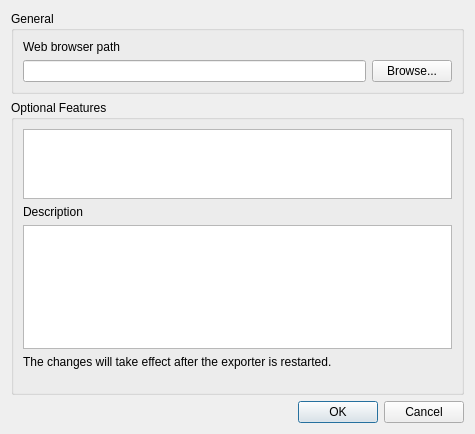
Qt form gui/ui/settingsdialog.ui (minorua/Qgis2threejs) before a commit.
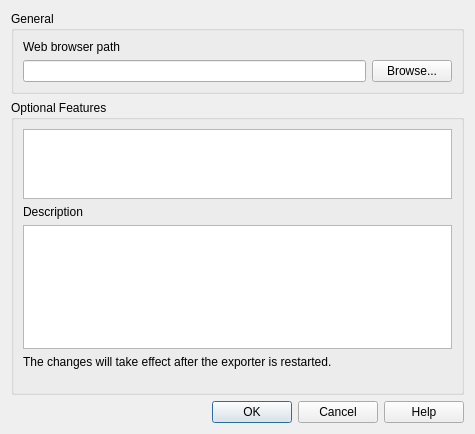
The same form after that commit.

Commit message: add help button to dialogs other than the property dialog

The edit to the form file:
```diff
--- a/gui/ui/settingsdialog.ui
+++ b/gui/ui/settingsdialog.ui
@@ -97,7 +97,7 @@
       <enum>Qt::Horizontal</enum>
      </property>
      <property name="standardButtons">
-      <set>QDialogButtonBox::Cancel|QDialogButtonBox::Ok</set>
+      <set>QDialogButtonBox::Cancel|QDialogButtonBox::Help|QDialogButtonBox::Ok</set>
      </property>
     </widget>
    </item>
```
The commit also changes 18 other files.
